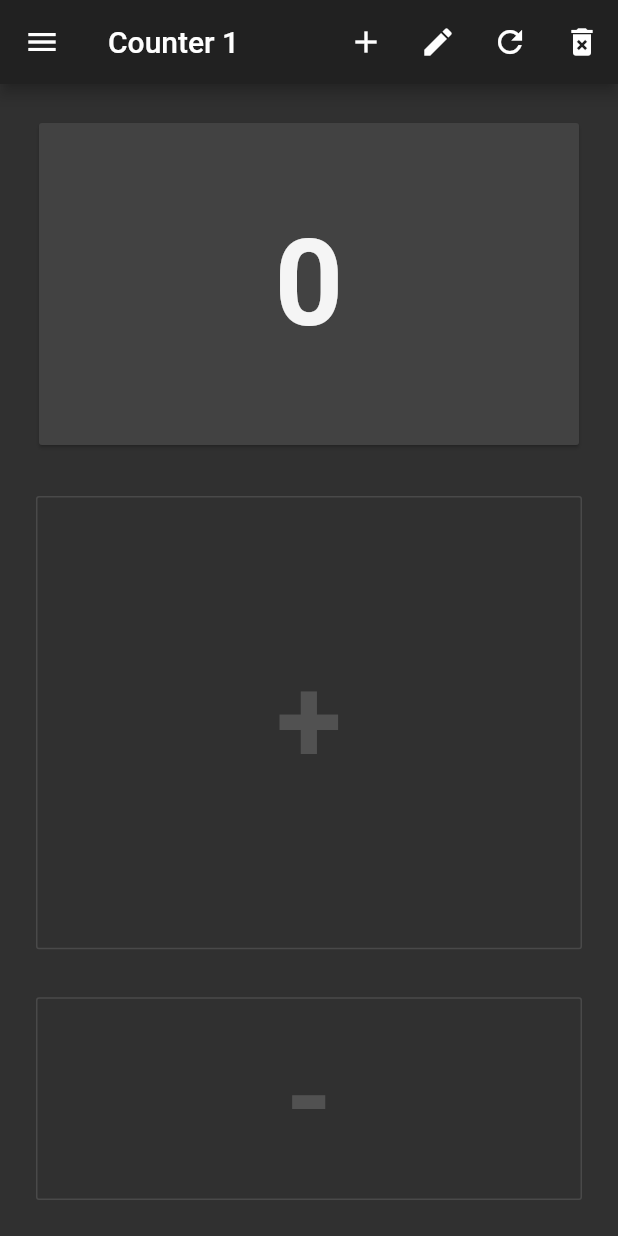
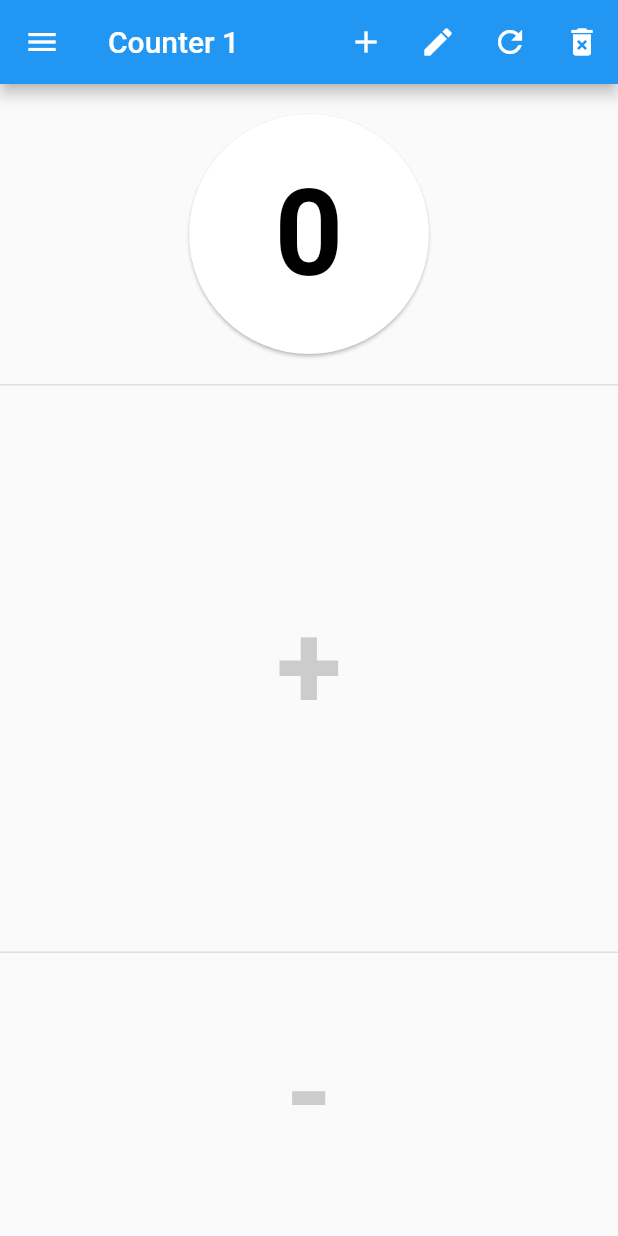
Before and after one commit to rklimpel/CounterApp, a Flutter app: the screen it shows after launch, on a phone screen of 412 x 824 dp. Run offline on Flutter 3.47's test engine with Material 2 defaults, Android fonts, the phone set to English and light mode, and no system bars; our stand-ins replace shared_preferences.

Commit message:
add counter list design

```diff
--- a/lib/main.dart
+++ b/lib/main.dart
@@ -15,7 +15,7 @@ class MyApp extends StatelessWidget {
     return MaterialApp(
       title: 'Counter',
       theme: ThemeData(
-        brightness: Brightness.dark,
+        brightness: Brightness.light,
       ),
       home: MyHomePage(title: "Counter"),
     );
@@ -164,25 +164,30 @@ class _MyHomePageState extends State<MyHomePage> {
         ],
       ),
       body: Padding(
-        padding: EdgeInsets.all(8),
+        padding: EdgeInsets.all(0),
         child: Center(
             child: Column(
           children: <Widget>[
-            Expanded(
-              flex: 3,
-              child: Container(
+            Container(
+              width: 200,
+              height: 200,
               child: Padding(
-                  padding: const EdgeInsets.all(14.0),
+                padding: const EdgeInsets.all(16.0),
                 child: Card(
+                  color: Colors.white,
                   shape: RoundedRectangleBorder(
-                      borderRadius: BorderRadius.circular(2),
+                    side: BorderSide(
+                      color: Colors.grey.withOpacity(0.2),
+                      width: 0.1,
+                    ),
+                    borderRadius: BorderRadius.circular(90),
                   ),
                   child: Center(
                     child: Text(
                       "$_counter",
                       style: TextStyle(
                         fontWeight: FontWeight.w600,
-                          color: Colors.white.withOpacity(0.95),
+                        color: Colors.black,
                         fontSize: 80,
                       ),
                     ),
@@ -190,23 +195,27 @@ class _MyHomePageState extends State<MyHomePage> {
                 ),
               ),
             ),
+            Container(
+              width: double.infinity,
+              height: 1,
+              color: Colors.grey.withOpacity(0.3),
             ),
             Expanded(
               flex: 4,
               child: Container(
                 child: Center(
                   child: Padding(
-                    padding: const EdgeInsets.all(16.0),
+                    padding: const EdgeInsets.all(0.0),
                     child: SizedBox.expand(
-                      child: OutlineButton(
+                      child: FlatButton(
                         highlightColor: Colors.lightGreen,
                         splashColor: Colors.lightGreen,
-                        highlightedBorderColor: Colors.grey,
+                        //highlightedBorderColor: Colors.grey,
                         child: Text(
                           "+",
                           style: TextStyle(
                             fontWeight: FontWeight.w600,
-                            color: Colors.grey.withOpacity(0.3),
+                            color: Colors.grey.withOpacity(0.5),
                             fontSize: 80,
                           ),
                         ),
@@ -217,22 +226,26 @@ class _MyHomePageState extends State<MyHomePage> {
                 ),
               ),
             ),
+            Container(
+              width: double.infinity,
+              height: 1,
+              color: Colors.grey.withOpacity(0.3),
+            ),
             Expanded(
               flex: 2,
               child: Container(
                 child: Center(
                   child: Padding(
-                    padding: const EdgeInsets.all(16),
+                    padding: const EdgeInsets.all(0),
                     child: SizedBox.expand(
-                      child: OutlineButton(
+                      child: FlatButton(
                         highlightColor: Colors.deepOrange,
                         splashColor: Colors.deepOrange,
-                        highlightedBorderColor: Colors.grey,
                         child: Text(
                           "-",
                           style: TextStyle(
                             fontWeight: FontWeight.w600,
-                            color: Colors.grey.withOpacity(0.3),
+                            color: Colors.grey.withOpacity(0.5),
                             fontSize: 80,
                           ),
                         ),
@@ -247,26 +260,84 @@ class _MyHomePageState extends State<MyHomePage> {
         )),
       ),
       drawer: Drawer(
-        child: Padding(
-          padding: const EdgeInsets.fromLTRB(0, 24, 0, 0),
         child: Container(
           child: ListView(
             children: List.generate(counters.length, (index) {
-                return Container(
-                  height: 50,
-                  child: MaterialButton(
-                    shape: Border.all(width: 1, color: Colors.black),
+              return Dismissible(
+                key: Key(counters[index]),
+                onDismissed: (direction) {
+                  setState(() {
+                    counters.removeWhere((item) => counters[index] == item);
+                  });
+                },
+                child: Container(
+                  height: 100,
+                  child: Stack(
+                    children: <Widget>[
+                      Center(
+                        child: Padding(
+                          padding: const EdgeInsets.fromLTRB(58, 0, 8, 0),
+                          child: Container(
+                            height: 60,
+                            width: double.infinity,
+                            child: Card(
+                              color: Colors.white,
+                              shape: Border(
+                                bottom: BorderSide(
+                                  color: Colors.grey.withOpacity(0.3),
+                                ),
+                                top: BorderSide(
+                                  color: Colors.grey.withOpacity(0.3),
+                                ),
+                              ),
+                            ),
+                          ),
+                        ),
+                      ),
+                      Container(
+                        height: 100,
+                        width: 100,
+                        child: Padding(
+                          padding: const EdgeInsets.all(8.0),
+                          child: Card(
+                            color: Colors.white,
+                            shape: RoundedRectangleBorder(
+                              borderRadius: BorderRadius.circular(360),
+                              side: BorderSide(
+                                color: Colors.grey.withOpacity(0.3),
+                              ),
+                            ),
+                            child: Center(
+                              child: Padding(
+                                padding: const EdgeInsets.all(16.0),
+                                child: Text("${getCounterValue("${counters[index]}")}"),
+                              ),
+                            ),
+                          ),
+                        ),
+                      ),
+                      Container(
+                        child: Center(
+                          child: SizedBox.expand(
+                            child: FlatButton(
+                              color: Colors.transparent,
                               onPressed: () {
                                 loadCounter(counters[index]);
                                 Navigator.pop(context);
                               },
-                    child: Center(
+                              child: Padding(
+                                padding: const EdgeInsets.fromLTRB(108, 0, 42, 0),
                                 child: Text("${counters[index]}"),
+                              ),
+                            ),
+                          ),
+                        ),
+                      ),
+                    ],
                   ),
                 ),
               );
             }),
-            ),
           ),
         ),
       ),
```
Lines whose indentation alone changed are shown as unchanged.
